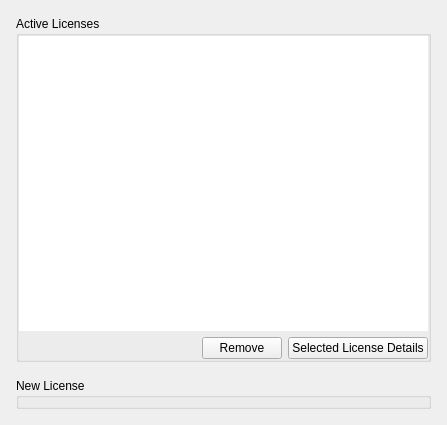
Before: the Qt Designer form client/src/ui/widgets/settings/license_manager_widget.ui in networkoptix/nx_open, drawn with Qt 5.
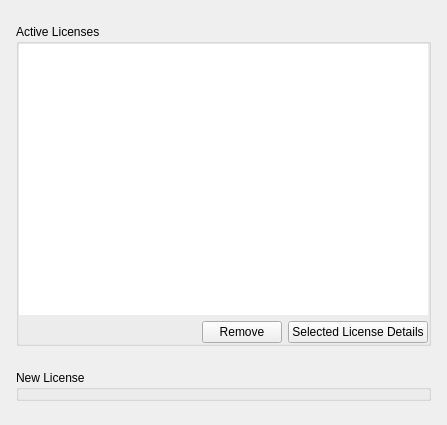
After: the same form once the commit is applied. Custom widgets are drawn as their Qt base class.

Commit message:
Scroll bar for license widget.
<==== Mercurial data ====>
Branch: new_style

Patch:
```diff
--- a/client/src/ui/widgets/settings/license_manager_widget.ui
+++ b/client/src/ui/widgets/settings/license_manager_widget.ui
@@ -12,19 +12,19 @@
   </property>
   <layout class="QVBoxLayout" name="verticalLayout_5" stretch="1,0">
    <property name="spacing">
-    <number>16</number>
+    <number>24</number>
    </property>
    <property name="leftMargin">
     <number>16</number>
    </property>
    <property name="topMargin">
-    <number>16</number>
+    <number>24</number>
    </property>
    <property name="rightMargin">
     <number>16</number>
    </property>
    <property name="bottomMargin">
-    <number>16</number>
+    <number>24</number>
    </property>
    <item>
     <widget class="QGroupBox" name="groupBox">
```
The commit also changes 1 other file.
